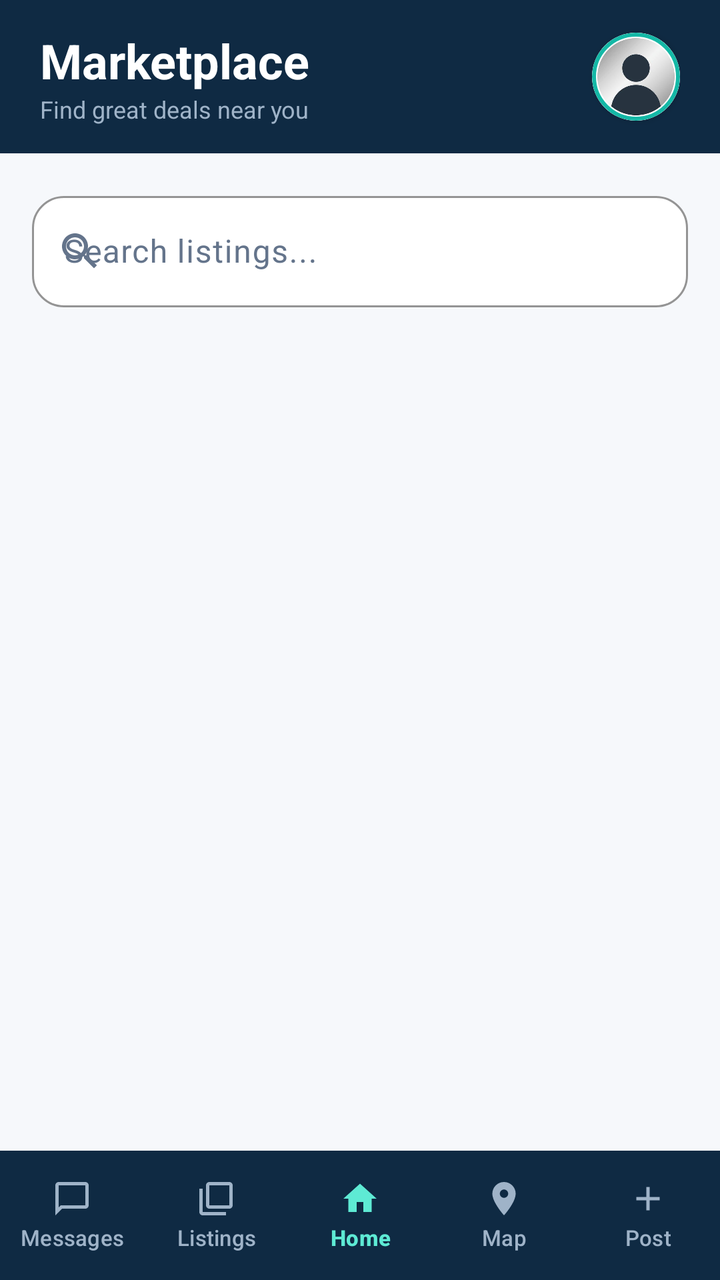
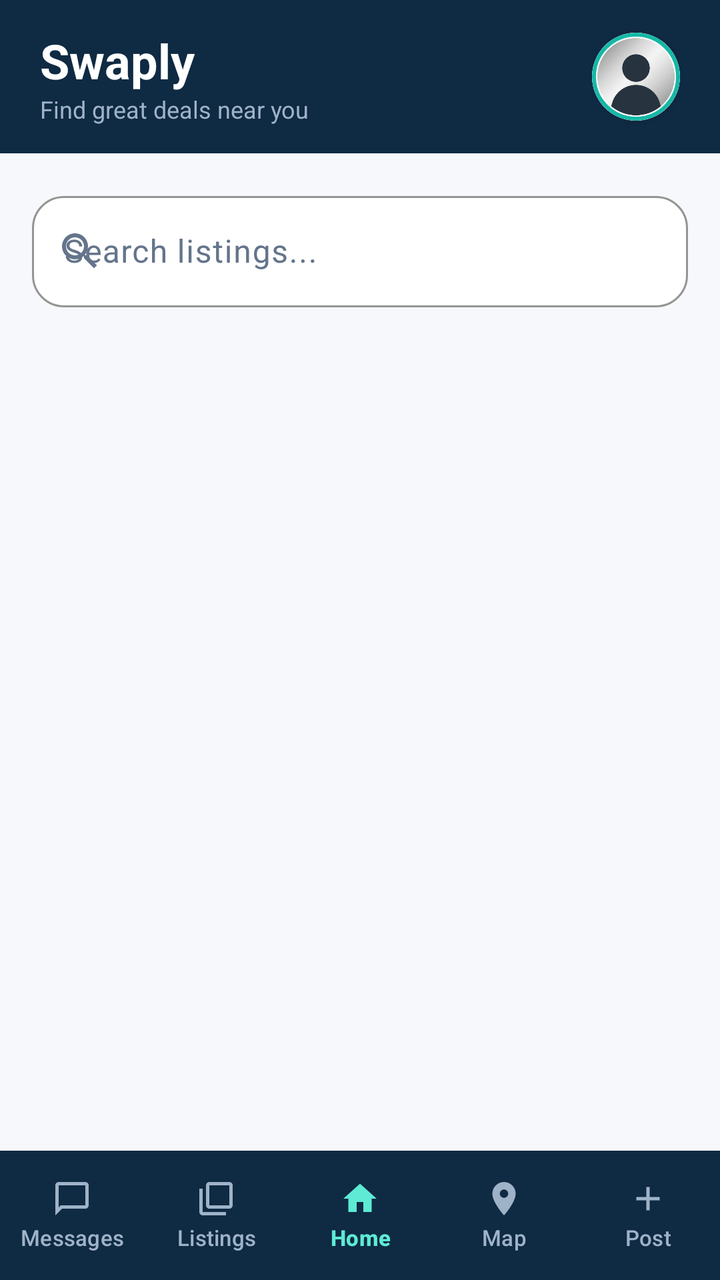

Before-and-after screenshots of an Android layout around one commit, followed by the original layout XML and the change that was made.
<!-- AndroidManifest.xml: application theme Theme.SOFE4640UFinalProject -->
<!-- res/layout/activity_homepage.xml -->
<?xml version="1.0" encoding="utf-8"?>
<LinearLayout xmlns:android="http://schemas.android.com/apk/res/android"
    xmlns:app="http://schemas.android.com/apk/res-auto"
    xmlns:tools="http://schemas.android.com/tools"
    android:id="@+id/main"
    android:layout_width="match_parent"
    android:layout_height="match_parent"
    android:background="@color/bg_main"
    android:orientation="vertical"
    tools:context=".Homepage">

    
    <LinearLayout
        android:layout_width="match_parent"
        android:layout_height="wrap_content"
        android:background="@color/primary"
        android:gravity="center_vertical"
        android:orientation="horizontal"
        android:paddingHorizontal="20dp"
        android:paddingVertical="14dp">

        <LinearLayout
            android:layout_width="0dp"
            android:layout_height="wrap_content"
            android:layout_weight="1"
            android:orientation="vertical">

            <TextView
                android:layout_width="wrap_content"
                android:layout_height="wrap_content"
                android:text="Marketplace"
                android:textColor="@color/surface"
                android:textSize="24sp"
                android:textStyle="bold" />

            <TextView
                android:layout_width="wrap_content"
                android:layout_height="wrap_content"
                android:text="Find great deals near you"
                android:textColor="@color/nav_inactive"
                android:textSize="12sp" />
        </LinearLayout>

        <com.google.android.material.card.MaterialCardView
            android:layout_width="44dp"
            android:layout_height="44dp"
            app:cardCornerRadius="22dp"
            app:cardElevation="2dp"
            app:strokeColor="@color/accent"
            app:strokeWidth="2dp">

            <ImageButton
                android:id="@+id/profileButton"
                android:layout_width="match_parent"
                android:layout_height="match_parent"
                android:background="?attr/selectableItemBackgroundBorderless"
                android:contentDescription="Profile"
                android:scaleType="centerCrop"
                android:src="@drawable/profile" />
        </com.google.android.material.card.MaterialCardView>
    </LinearLayout>

    
    <com.google.android.material.textfield.TextInputLayout
        style="@style/Widget.Material3.TextInputLayout.OutlinedBox"
        android:layout_width="match_parent"
        android:layout_height="wrap_content"
        android:layout_marginHorizontal="16dp"
        android:layout_marginTop="16dp"
        android:layout_marginBottom="8dp"
        android:hint="Search listings..."
        android:textColorHint="@color/text_secondary"
        app:boxBackgroundColor="@color/surface"
        app:boxCornerRadiusBottomEnd="16dp"
        app:boxCornerRadiusBottomStart="16dp"
        app:boxCornerRadiusTopEnd="16dp"
        app:boxCornerRadiusTopStart="16dp"
        app:boxStrokeColor="@color/accent"
        app:hintTextColor="@color/accent_dark"
        app:startIconDrawable="@drawable/ic_search"
        app:startIconTint="@color/text_secondary">

        <com.google.android.material.textfield.TextInputEditText
            android:id="@+id/etSearch"
            android:layout_width="match_parent"
            android:layout_height="wrap_content"
            android:inputType="text"
            android:maxLines="1"
            android:textColor="@color/text_primary" />
    </com.google.android.material.textfield.TextInputLayout>

    
    <androidx.recyclerview.widget.RecyclerView
        android:id="@+id/rvListings"
        android:layout_width="match_parent"
        android:layout_height="0dp"
        android:layout_weight="1"
        android:clipToPadding="false"
        android:paddingHorizontal="10dp"
        android:paddingTop="8dp"
        android:paddingBottom="12dp" />

    
    <LinearLayout
        android:layout_width="match_parent"
        android:layout_height="wrap_content"
        android:background="@color/primary"
        android:orientation="horizontal"
        android:paddingVertical="8dp">

        <com.google.android.material.button.MaterialButton
            android:id="@+id/btnMessages"
            style="@style/Widget.Material3.Button.TextButton"
            android:layout_width="0dp"
            android:layout_height="wrap_content"
            android:layout_weight="1"
            android:insetLeft="0dp"
            android:insetRight="0dp"
            android:insetTop="0dp"
            android:insetBottom="0dp"
            android:maxLines="1"
            android:paddingHorizontal="0dp"
            android:text="Messages"
            android:textColor="@color/nav_inactive"
            android:textSize="11sp"
            app:icon="@drawable/ic_messages"
            app:iconGravity="top"
            app:iconPadding="2dp"
            app:iconSize="20dp"
            app:iconTint="@color/nav_inactive" />

        <com.google.android.material.button.MaterialButton
            android:id="@+id/btnMyListings"
            style="@style/Widget.Material3.Button.TextButton"
            android:layout_width="0dp"
            android:layout_height="wrap_content"
            android:layout_weight="1"
            android:insetLeft="0dp"
            android:insetRight="0dp"
            android:insetTop="0dp"
            android:insetBottom="0dp"
            android:maxLines="1"
            android:paddingHorizontal="0dp"
            android:text="Listings"
            android:textColor="@color/nav_inactive"
            android:textSize="11sp"
            app:icon="@drawable/ic_my_listings"
            app:iconGravity="top"
            app:iconPadding="2dp"
            app:iconSize="20dp"
            app:iconTint="@color/nav_inactive" />

        <com.google.android.material.button.MaterialButton
            android:id="@+id/btnHome"
            style="@style/Widget.Material3.Button.TextButton"
            android:layout_width="0dp"
            android:layout_height="wrap_content"
            android:layout_weight="1"
            android:insetLeft="0dp"
            android:insetRight="0dp"
            android:insetTop="0dp"
            android:insetBottom="0dp"
            android:maxLines="1"
            android:paddingHorizontal="0dp"
            android:text="Home"
            android:textColor="@color/accent_light"
            android:textSize="11sp"
            android:textStyle="bold"
            app:icon="@drawable/ic_home"
            app:iconGravity="top"
            app:iconPadding="2dp"
            app:iconSize="20dp"
            app:iconTint="@color/accent_light" />

        <com.google.android.material.button.MaterialButton
            android:id="@+id/btnMap"
            style="@style/Widget.Material3.Button.TextButton"
            android:layout_width="0dp"
            android:layout_height="wrap_content"
            android:layout_weight="1"
            android:insetLeft="0dp"
            android:insetRight="0dp"
            android:insetTop="0dp"
            android:insetBottom="0dp"
            android:maxLines="1"
            android:paddingHorizontal="0dp"
            android:text="Map"
            android:textColor="@color/nav_inactive"
            android:textSize="11sp"
            app:icon="@drawable/ic_location"
            app:iconGravity="top"
            app:iconPadding="2dp"
            app:iconSize="20dp"
            app:iconTint="@color/nav_inactive" />

        <com.google.android.material.button.MaterialButton
            android:id="@+id/btnPost"
            style="@style/Widget.Material3.Button.TextButton"
            android:layout_width="0dp"
            android:layout_height="wrap_content"
            android:layout_weight="1"
            android:insetLeft="0dp"
            android:insetRight="0dp"
            android:insetTop="0dp"
            android:insetBottom="0dp"
            android:maxLines="1"
            android:paddingHorizontal="0dp"
            android:text="Post"
            android:textColor="@color/nav_inactive"
            android:textSize="11sp"
            app:icon="@drawable/ic_post"
            app:iconGravity="top"
            app:iconPadding="2dp"
            app:iconSize="20dp"
            app:iconTint="@color/nav_inactive" />
    </LinearLayout>
</LinearLayout>
<!-- resources referenced by this layout -->
<resources>
  <color name="accent">#14B8A6</color>
  <color name="accent_dark">#0D9488</color>
  <color name="accent_light">#5EEAD4</color>
  <color name="bg_main">#F6F8FB</color>
  <color name="nav_inactive">#9FB3C8</color>
  <color name="primary">#0F2A43</color>
  <color name="surface">#FFFFFF</color>
  <color name="text_primary">#0F172A</color>
  <color name="text_secondary">#64748B</color>
  <!-- drawable ic_home (drawable) -->
  <vector xmlns:android="http://schemas.android.com/apk/res/android"
      android:width="24dp"
      android:height="24dp"
      android:viewportWidth="24"
      android:viewportHeight="24">
      <path
          android:fillColor="#FFFFFFFF"
          android:pathData="M10,20v-6h4v6h5v-8h3L12,3 2,12h3v8z" />
  </vector>
  <!-- drawable ic_location (drawable) -->
  <vector xmlns:android="http://schemas.android.com/apk/res/android"
      android:width="24dp"
      android:height="24dp"
      android:viewportWidth="24"
      android:viewportHeight="24">
      <path
          android:fillColor="#FF64748B"
          android:pathData="M12,2C8.13,2 5,5.13 5,9c0,5.25 7,13 7,13s7,-7.75 7,-13c0,-3.87 -3.13,-7 -7,-7zm0,9.5c-1.38,0 -2.5,-1.12 -2.5,-2.5s1.12,-2.5 2.5,-2.5 2.5,1.12 2.5,2.5 -1.12,2.5 -2.5,2.5z" />
  </vector>
  <!-- drawable ic_messages (drawable) -->
  <vector xmlns:android="http://schemas.android.com/apk/res/android"
      android:width="24dp"
      android:height="24dp"
      android:viewportWidth="24"
      android:viewportHeight="24">
      <path
          android:fillColor="#FFFFFFFF"
          android:pathData="M20,2H4C2.9,2 2,2.9 2,4v18l4,-4h14c1.1,0 2,-0.9 2,-2V4C22,2.9 21.1,2 20,2zM20,16H5.2L4,17.2V4h16V16z" />
  </vector>
  <!-- drawable ic_my_listings (drawable) -->
  <vector xmlns:android="http://schemas.android.com/apk/res/android"
      android:width="24dp"
      android:height="24dp"
      android:viewportWidth="24"
      android:viewportHeight="24">
      <path
          android:fillColor="#FFFFFFFF"
          android:pathData="M4,6H2v14c0,1.1 0.9,2 2,2h14v-2H4V6zm16,-4H8c-1.1,0 -2,0.9 -2,2v12c0,1.1 0.9,2 2,2h12c1.1,0 2,-0.9 2,-2V4c0,-1.1 -0.9,-2 -2,-2zm0,14H8V4h12v12z" />
  </vector>
  <!-- drawable ic_post (drawable) -->
  <vector xmlns:android="http://schemas.android.com/apk/res/android"
      android:width="24dp"
      android:height="24dp"
      android:viewportWidth="24"
      android:viewportHeight="24">
      <path
          android:fillColor="#FFFFFFFF"
          android:pathData="M19,13h-6v6h-2v-6H5v-2h6V5h2v6h6v2z" />
  </vector>
  <!-- drawable ic_search (drawable) -->
  <vector xmlns:android="http://schemas.android.com/apk/res/android"
      android:width="24dp"
      android:height="24dp"
      android:viewportWidth="24"
      android:viewportHeight="24">
      <path
          android:fillColor="#FF64748B"
          android:pathData="M15.5,14h-0.79l-0.28,-0.27C15.41,12.59 16,11.11 16,9.5 16,5.91 13.09,3 9.5,3S3,5.91 3,9.5 5.91,16 9.5,16c1.61,0 3.09,-0.59 4.23,-1.57l0.27,0.28v0.79l5,4.99L20.49,19l-4.99,-5zm-6,0C7.01,14 5,11.99 5,9.5S7.01,5 9.5,5 14,7.01 14,9.5 11.99,14 9.5,14z" />
  </vector>
  <!-- drawable profile: jpg bitmap (drawable, 5847 bytes) -->
  <style name="Theme.SOFE4640UFinalProject" parent="Base.Theme.SOFE4640UFinalProject" />
  <style name="Base.Theme.SOFE4640UFinalProject" parent="Theme.Material3.DayNight.NoActionBar">
          
          
      </style>
</resources>

<!-- the commit's change to res/layout/activity_homepage.xml (unified diff, before → after) -->
@@ -28,7 +28,7 @@
             <TextView
                 android:layout_width="wrap_content"
                 android:layout_height="wrap_content"
-                android:text="Marketplace"
+                android:text="Swaply"
                 android:textColor="@color/surface"
                 android:textSize="24sp"
                 android:textStyle="bold" />
